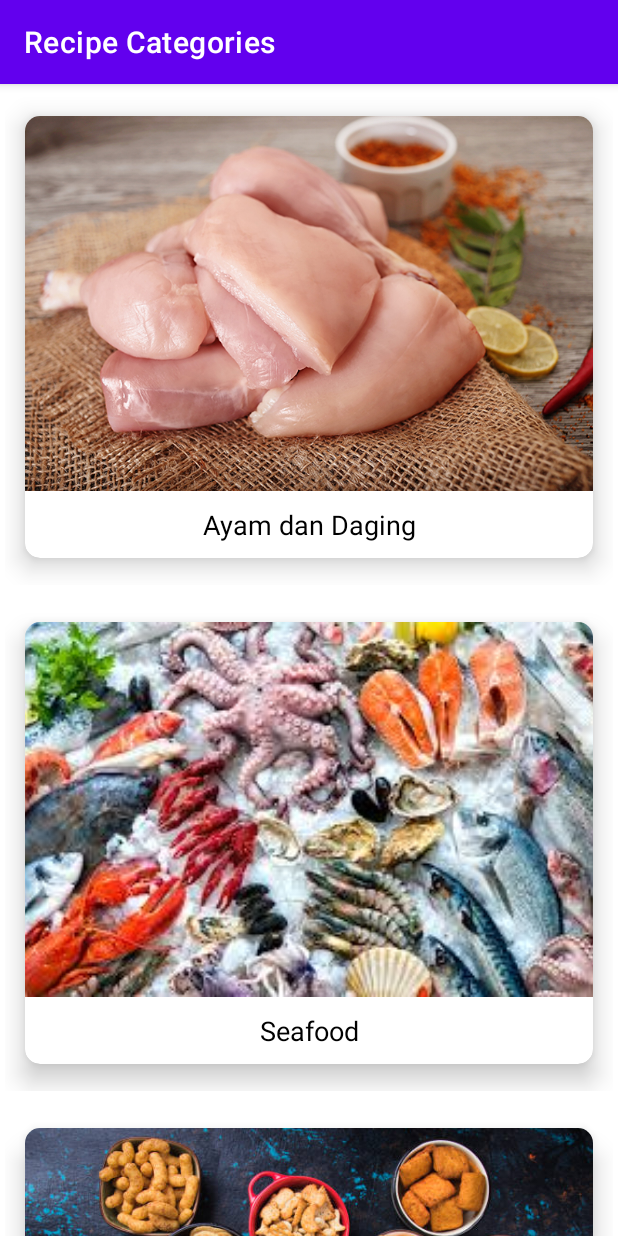
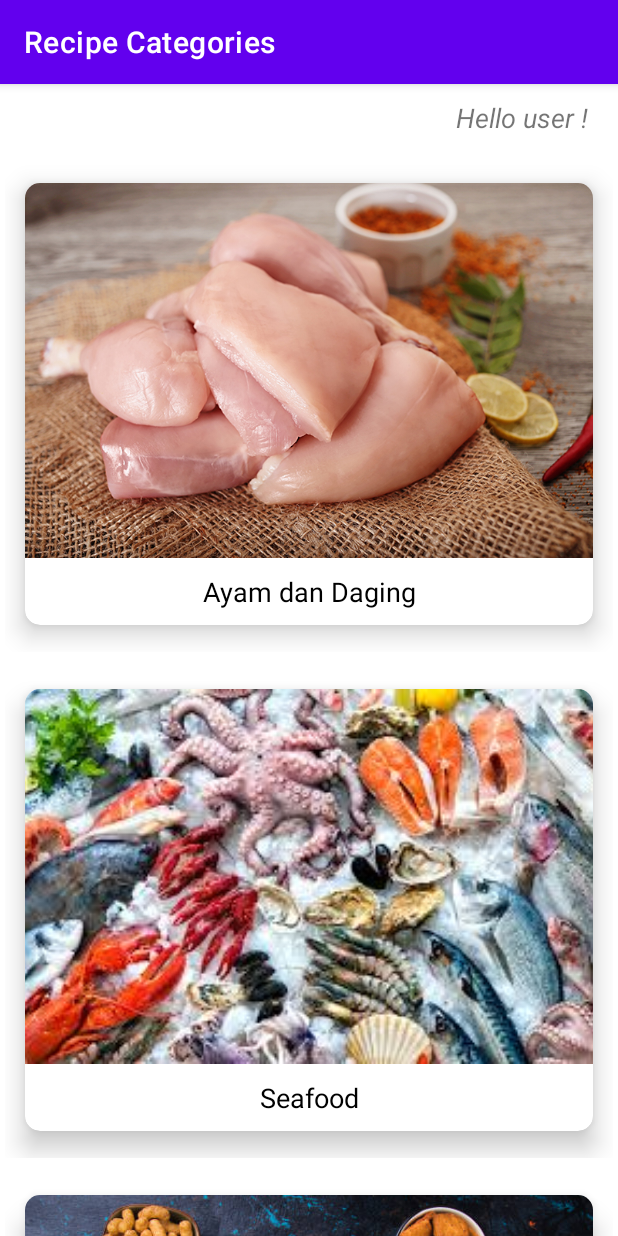
Before and after one commit to Falskim/android-recipes, an Android app: the screen it shows after launch (RecipeCategoryActivity), after a tap on "LOGIN", on a phone screen of 412 x 824 dp. Run offline under Robolectric (Android 15) with nearby library versions, the phone set to English and light mode, and no system bars.

Commit message:
Add back button and greeting message

```diff
--- a/app/src/main/java/com/example/foodrecipes/LoginActivity.java
+++ b/app/src/main/java/com/example/foodrecipes/LoginActivity.java
@@ -40,7 +40,9 @@ public class LoginActivity extends AppCompatActivity {
             return;
         }
 
-        this.startActivity(new Intent(this, RecipeCategoryActivity.class));
+        Intent intent = new Intent(this, RecipeCategoryActivity.class);
+        intent.putExtra("username", userUsername);
+        this.startActivity(intent);
     }
 
 
--- a/app/src/main/java/com/example/foodrecipes/RecipeCategoryActivity.java
+++ b/app/src/main/java/com/example/foodrecipes/RecipeCategoryActivity.java
@@ -6,6 +6,8 @@ import androidx.recyclerview.widget.RecyclerView;
 
 import android.os.Bundle;
 import android.util.Log;
+import android.view.MenuItem;
+import android.widget.TextView;
 
 import java.util.ArrayList;
 
@@ -21,6 +23,9 @@ public class RecipeCategoryActivity extends AppCompatActivity {
 
         getSupportActionBar().setTitle("Recipe Categories");
 
+        TextView greetingMessage = findViewById(R.id.greeting_user);
+        greetingMessage.setText(String.format("Hello %s !", getIntent().getStringExtra("username")));
+
         ArrayList<Category> categories = new JSONParser(this).getRecipeCategories();
         adapter = new RecipeCategoryAdapter(this, categories);
 
@@ -28,4 +33,5 @@ public class RecipeCategoryActivity extends AppCompatActivity {
         recyclerView.setAdapter(adapter);
         recyclerView.setLayoutManager(new LinearLayoutManager(this));
     }
+
 }
--- a/app/src/main/java/com/example/foodrecipes/RecipeListActivity.java
+++ b/app/src/main/java/com/example/foodrecipes/RecipeListActivity.java
@@ -5,6 +5,8 @@ import androidx.recyclerview.widget.LinearLayoutManager;
 import androidx.recyclerview.widget.RecyclerView;
 
 import android.os.Bundle;
+import android.view.MenuItem;
+
 import java.util.ArrayList;
 
 public class RecipeListActivity extends AppCompatActivity {
@@ -18,6 +20,8 @@ public class RecipeListActivity extends AppCompatActivity {
         setContentView(R.layout.activity_recipe_list);
 
         String category = getIntent().getStringExtra("category");
+
+        getSupportActionBar().setDisplayHomeAsUpEnabled(true);
         getSupportActionBar().setTitle(category);
         ArrayList<Recipe> recipes = new JSONParser(this).getRecipesFromCategory(category);
 
@@ -27,4 +31,9 @@ public class RecipeListActivity extends AppCompatActivity {
         recyclerView.setAdapter(adapter);
         recyclerView.setLayoutManager(new LinearLayoutManager(this));
     }
+
+    public boolean onOptionsItemSelected(MenuItem item){
+        finish();
+        return true;
+    }
 }
--- a/app/src/main/res/layout/activity_recipe_category.xml
+++ b/app/src/main/res/layout/activity_recipe_category.xml
@@ -7,6 +7,18 @@
     android:orientation="vertical"
     tools:context=".RecipeCategoryActivity">
 
+    <TextView
+        android:id="@+id/greeting_user"
+        android:layout_width="match_parent"
+        android:layout_height="wrap_content"
+        android:layout_marginBottom="10dp"
+        android:gravity="right"
+        android:paddingTop="10dp"
+        android:paddingRight="20dp"
+        android:text="@string/hello_user"
+        android:textSize="18sp"
+        android:textStyle="italic" />
+
     <androidx.recyclerview.widget.RecyclerView
         android:id="@+id/recycler"
         android:layout_width="match_parent"
--- a/app/src/main/res/values/strings.xml
+++ b/app/src/main/res/values/strings.xml
@@ -18,4 +18,5 @@
 
     <string name="hello_first_fragment">Hello first fragment</string>
     <string name="hello_second_fragment">Hello second fragment. Arg: %1$s</string>
+    <string name="hello_user">Hello User</string>
 </resources>
```
